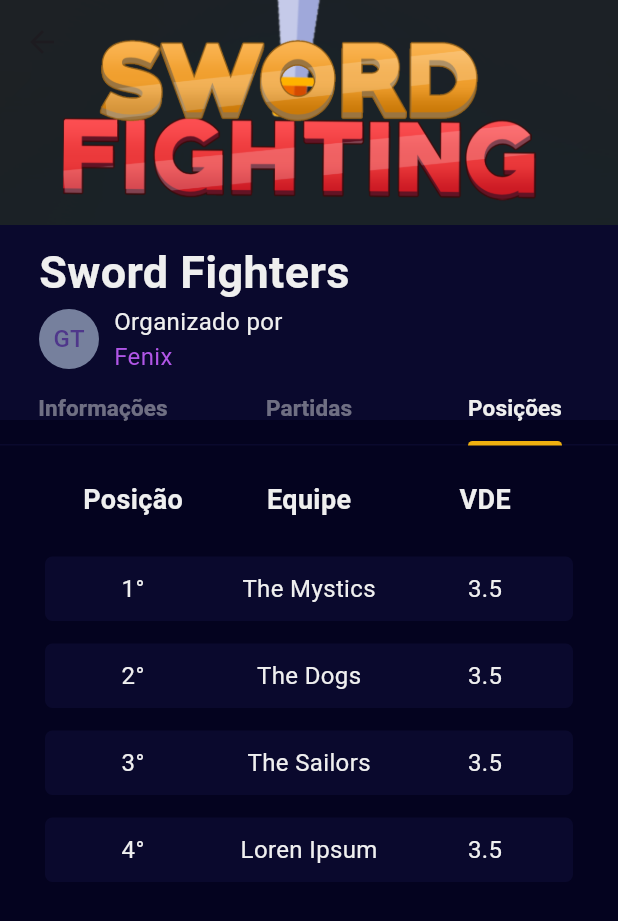
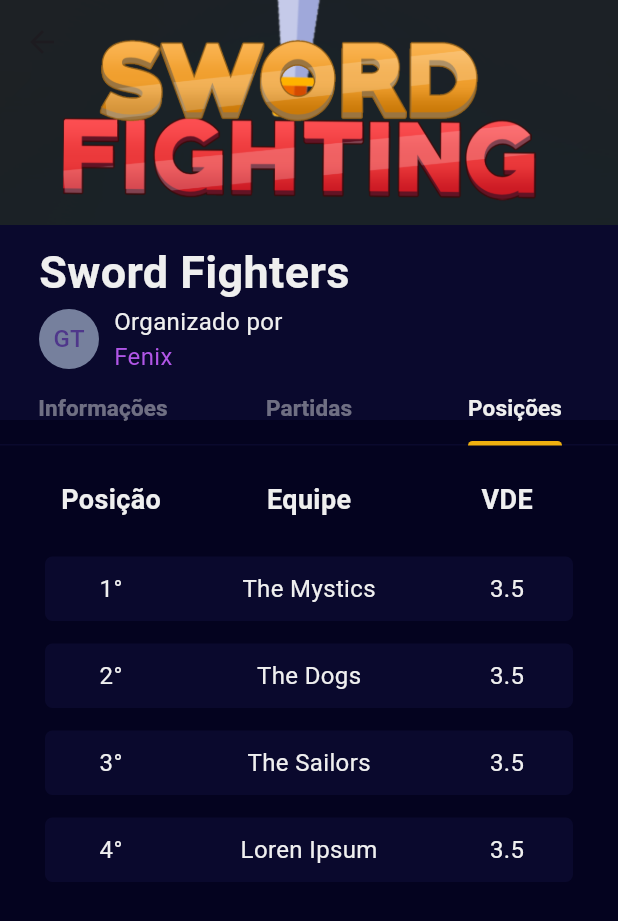
Before and after one commit to ChampionTrackers/CTracker, a Flutter app: the ViewTournament screen opened directly, tab 3 chosen, on a phone screen of 412 x 824 dp. Shown: the top 921 px of the screen. Run offline on Flutter 3.47's test engine with Material 3 defaults, Android fonts, the phone set to English and light mode, and no system bars; our stand-ins replace animated_splash_screen, flutter_secure_storage, lottie; accounts and stored records are empty.

Commit message:
💄 fix table proportions

```diff
--- a/lib/view/view_tournament_description.dart
+++ b/lib/view/view_tournament_description.dart
@@ -90,7 +90,6 @@ class ViewTournament extends StatelessWidget {
                       TextStyle(fontSize: 15, fontWeight: FontWeight.bold),
                   tabs: myTabs,
                   dividerColor: AppColor.tertiaryColor,
-
                 ),
               ],
             ),
@@ -611,6 +610,11 @@ class ViewTournament extends StatelessWidget {
           crossAxisAlignment: CrossAxisAlignment.stretch,
           children: [
             Table(
+              columnWidths: const {
+                0: FlexColumnWidth(1),
+                1: FlexColumnWidth(2),
+                2: FlexColumnWidth(1),
+              },
               defaultVerticalAlignment: TableCellVerticalAlignment.middle,
               children: [
                 TableRow(
```
